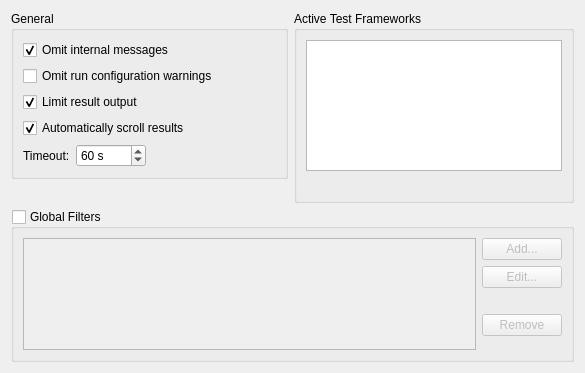
First picture: the form in src/plugins/autotest/testsettingspage.ui, repository qt-creator/qt-creator, before the edit.
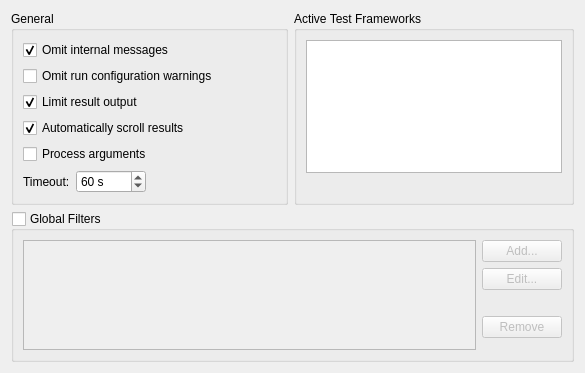
Second picture: the form after the edit.

Commit message:
AutoTest: Allow arguments for test runs
Arguments specified for run configurations were
ignored so far, but sometimes it might help to process
them. Add the possibility and a respective setting
to be able to pass arguments to the test run.

Task-number: QTCREATORBUG-17630

Diff of the .ui file:
```diff
--- a/src/plugins/autotest/testsettingspage.ui
+++ b/src/plugins/autotest/testsettingspage.ui
@@ -73,6 +73,17 @@
             </property>
            </widget>
           </item>
+          <item>
+           <widget class="QCheckBox" name="processArgsCB">
+            <property name="toolTip">
+             <string>Allow passing arguments specified on the respective run configuration.
+Warning: this is an experimental feature and might lead to failing to execute the test executable.</string>
+            </property>
+            <property name="text">
+             <string>Process arguments</string>
+            </property>
+           </widget>
+          </item>
           <item>
            <layout class="QHBoxLayout" name="horizontalLayout_2" stretch="0,0,0">
             <property name="spacing">
```
The commit also changes 13 other files.
